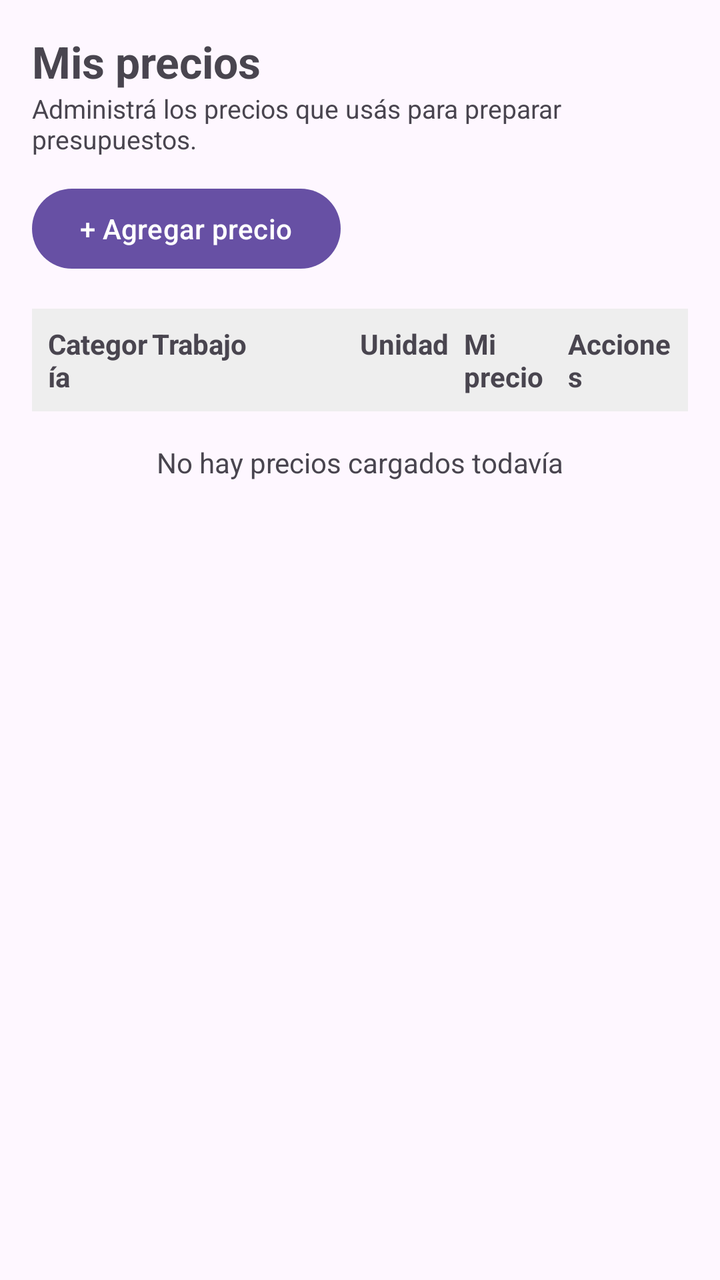
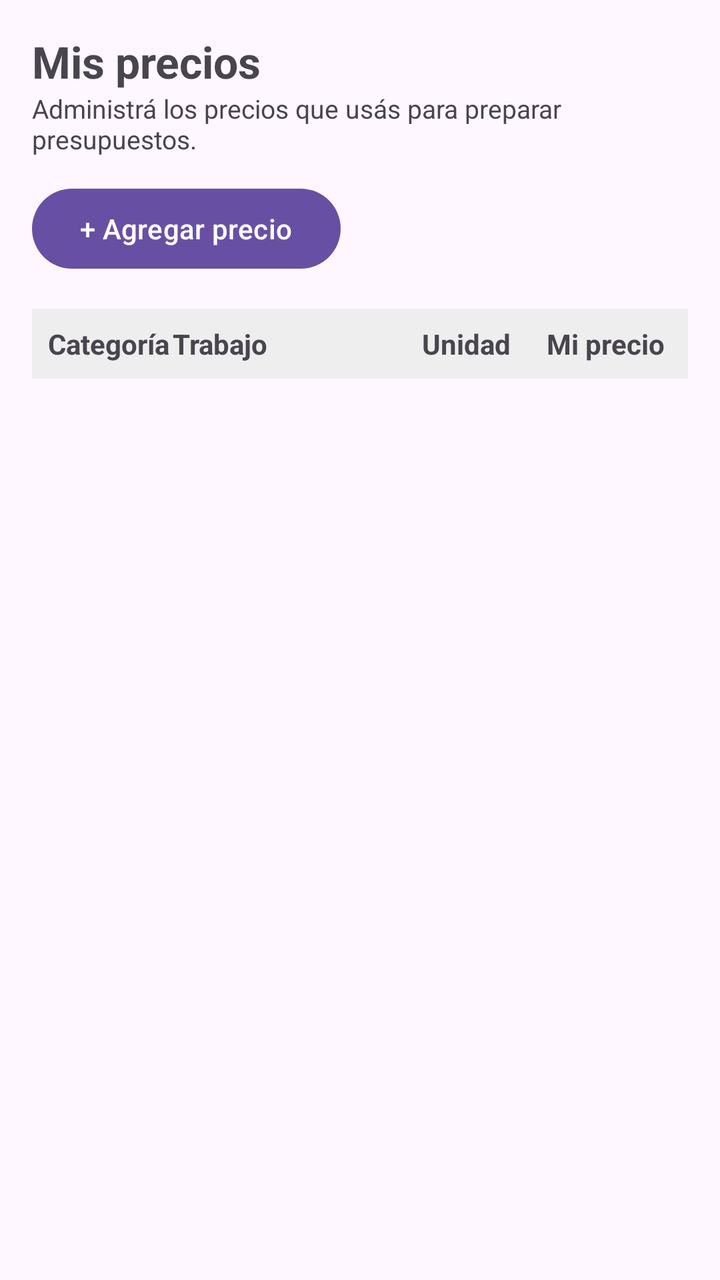

Compare the two renders of this Android layout. The source of the first and the diff that turns it into the second are given below.
<!-- AndroidManifest.xml: application theme Theme.Presupuestador -->
<!-- res/layout/fragment_precios.xml -->
<?xml version="1.0" encoding="utf-8"?>
<LinearLayout xmlns:android="http://schemas.android.com/apk/res/android"
    android:layout_width="match_parent"
    android:layout_height="match_parent"
    android:orientation="vertical"
    android:padding="16dp">

    
    <TextView
        android:layout_width="wrap_content"
        android:layout_height="wrap_content"
        android:text="Mis precios"
        android:textSize="22sp"
        android:textStyle="bold" />

    <TextView
        android:layout_width="wrap_content"
        android:layout_height="wrap_content"
        android:text="Administrá los precios que usás para preparar presupuestos."
        android:textSize="13sp" />

    
    <Button
        android:id="@+id/btnAgregarPrecio"
        android:layout_width="wrap_content"
        android:layout_height="wrap_content"
        android:layout_marginTop="12dp"
        android:text="+ Agregar precio" />

    
    <LinearLayout
        android:layout_width="match_parent"
        android:layout_height="wrap_content"
        android:layout_marginTop="16dp"
        android:orientation="horizontal"
        android:background="#EEEEEE"
        android:padding="8dp">

        <TextView
            android:layout_width="0dp"
            android:layout_height="wrap_content"
            android:layout_weight="1"
            android:text="Categoría"
            android:textStyle="bold" />

        <TextView
            android:layout_width="0dp"
            android:layout_height="wrap_content"
            android:layout_weight="2"
            android:text="Trabajo"
            android:textStyle="bold" />

        <TextView
            android:layout_width="0dp"
            android:layout_height="wrap_content"
            android:layout_weight="1"
            android:text="Unidad"
            android:textStyle="bold" />

        <TextView
            android:layout_width="0dp"
            android:layout_height="wrap_content"
            android:layout_weight="1"
            android:text="Mi precio"
            android:textStyle="bold" />

        <TextView
            android:layout_width="0dp"
            android:layout_height="wrap_content"
            android:layout_weight="1"
            android:text="Acciones"
            android:textStyle="bold" />
    </LinearLayout>

    
    <TextView
        android:id="@+id/txtSinDatosPrecios"
        android:layout_width="match_parent"
        android:layout_height="wrap_content"
        android:layout_marginTop="16dp"
        android:gravity="center"
        android:text="No hay precios cargados todavía"
        android:textSize="14sp" />

</LinearLayout>
<!-- resources referenced by this layout -->
<resources>
  <style name="Theme.Presupuestador" parent="Base.Theme.Presupuestador" />
  <style name="Base.Theme.Presupuestador" parent="Theme.Material3.DayNight.NoActionBar">
          
          
      </style>
</resources>

<!-- the commit's change to res/layout/fragment_precios.xml (unified diff, before → after) -->
@@ -64,22 +64,14 @@
             android:text="Mi precio"
             android:textStyle="bold" />
 
-        <TextView
-            android:layout_width="0dp"
-            android:layout_height="wrap_content"
-            android:layout_weight="1"
-            android:text="Acciones"
-            android:textStyle="bold" />
     </LinearLayout>
 
     
-    <TextView
-        android:id="@+id/txtSinDatosPrecios"
+    <androidx.recyclerview.widget.RecyclerView
+        android:id="@+id/recyclerPrecios"
         android:layout_width="match_parent"
-        android:layout_height="wrap_content"
-        android:layout_marginTop="16dp"
-        android:gravity="center"
-        android:text="No hay precios cargados todavía"
-        android:textSize="14sp" />
+        android:layout_height="0dp"
+        android:layout_weight="1"
+        android:layout_marginTop="8dp" />
 
 </LinearLayout>
